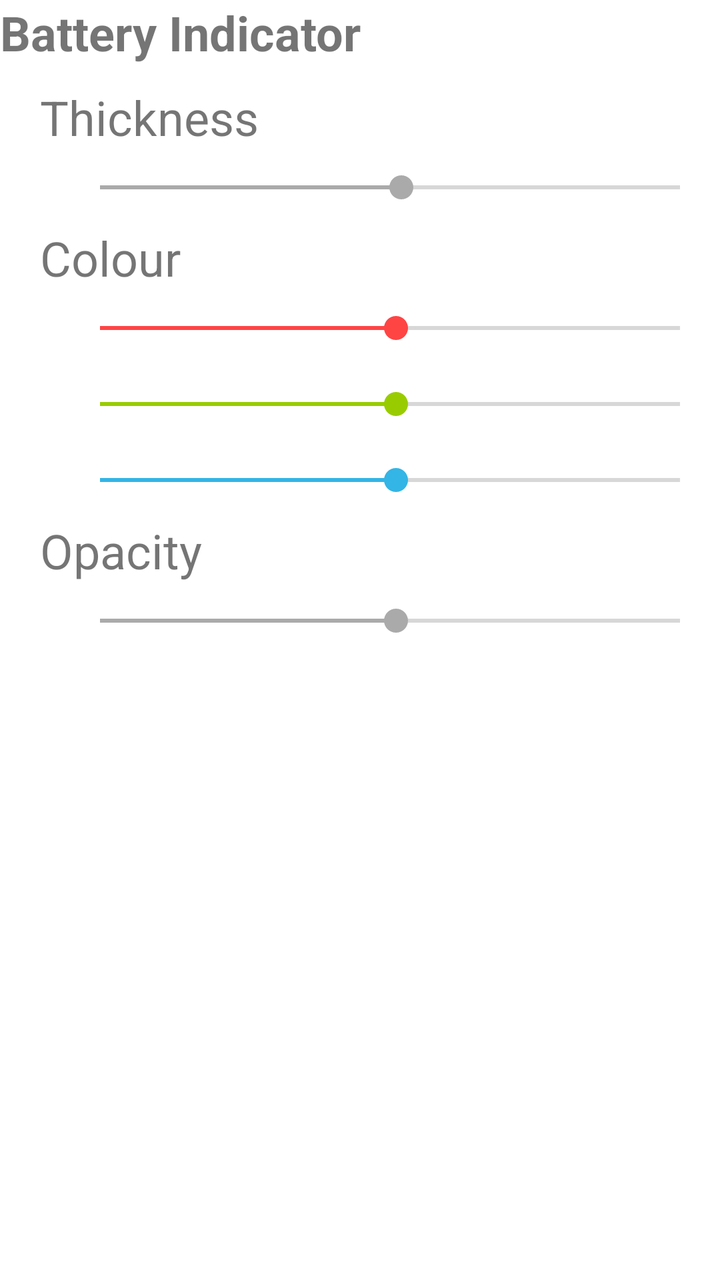
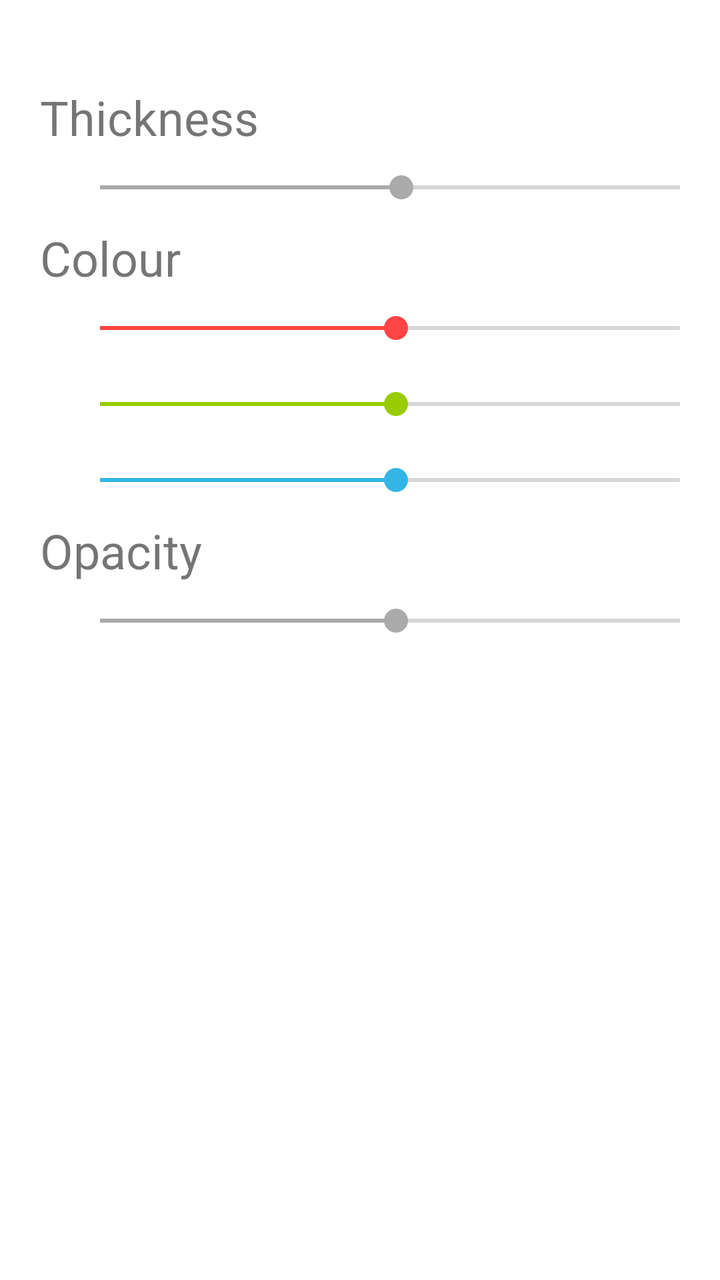

Two renders of the same Android screen: before a commit and after it. Below are the layout's source before the change and the commit's diff.
<!-- AndroidManifest.xml: application theme Theme.BatteryClock -->
<!-- res/layout/clock_element_configurator_view.xml -->
<?xml version="1.0" encoding="utf-8"?>
<LinearLayout xmlns:android="http://schemas.android.com/apk/res/android"
    android:layout_width="match_parent"
    android:layout_height="match_parent"
    android:orientation="vertical">

    <TextView
        android:id="@+id/textElementTitle"
        android:layout_width="match_parent"
        android:layout_height="wrap_content"
        android:paddingBottom="10dp"
        android:text="Battery Indicator"
        android:textSize="24sp"
        android:textStyle="bold" />

    <TextView
        android:id="@+id/textThickness"
        android:layout_width="match_parent"
        android:layout_height="wrap_content"
        android:paddingStart="20dp"
        android:paddingEnd="20dp"
        android:text="@string/thickness"
        android:textSize="24sp" />

    <SeekBar
        android:id="@+id/seekThickness"
        android:layout_width="match_parent"
        android:layout_height="wrap_content"
        android:max="25"
        android:paddingStart="50dp"
        android:paddingEnd="20dp"
        android:paddingTop="10dp"
        android:paddingBottom="10dp"
        android:progress="13"
        android:theme="@style/greySliderColour" />

    <TextView
        android:layout_width="match_parent"
        android:layout_height="wrap_content"
        android:paddingStart="20dp"
        android:paddingEnd="20dp"
        android:text="@string/colour"
        android:textSize="24sp" />

    <SeekBar
        android:id="@+id/seekRed"
        android:layout_width="match_parent"
        android:layout_height="wrap_content"
        android:max="51"
        android:paddingStart="50dp"
        android:paddingEnd="20dp"
        android:paddingTop="10dp"
        android:paddingBottom="10dp"
        android:progress="26"
        android:theme="@style/redSliderColour" />

    <SeekBar
        android:id="@+id/seekGreen"
        android:layout_width="match_parent"
        android:layout_height="wrap_content"
        android:max="51"
        android:paddingStart="50dp"
        android:paddingEnd="20dp"
        android:paddingTop="10dp"
        android:paddingBottom="10dp"
        android:progress="26"
        android:theme="@style/greenSliderColour" />

    <SeekBar
        android:id="@+id/seekBlue"
        android:layout_width="match_parent"
        android:layout_height="wrap_content"
        android:max="51"
        android:paddingStart="50dp"
        android:paddingEnd="20dp"
        android:paddingTop="10dp"
        android:paddingBottom="10dp"
        android:progress="26"
        android:theme="@style/blueSliderColour" />

    <TextView
        android:layout_width="match_parent"
        android:layout_height="wrap_content"
        android:paddingStart="20dp"
        android:paddingEnd="20dp"
        android:text="@string/opacity"
        android:textSize="24sp" />

    <SeekBar
        android:id="@+id/colourOpacity"
        android:layout_width="match_parent"
        android:layout_height="wrap_content"
        android:max="51"
        android:paddingStart="50dp"
        android:paddingEnd="20dp"
        android:paddingTop="10dp"
        android:paddingBottom="10dp"
        android:progress="26"
        android:theme="@style/greySliderColour" />

</LinearLayout>
<!-- resources referenced by this layout -->
<resources>
  <string name="colour">Colour</string>
  <string name="opacity">Opacity</string>
  <string name="thickness">Thickness</string>
  <style name="blueSliderColour">
          <item name="colorAccent">@android:color/holo_blue_light</item>
          <item name="android:progressTint">@android:color/holo_blue_light</item>
      </style>
  <style name="greenSliderColour">
          <item name="colorAccent">@android:color/holo_green_light</item>
          <item name="android:progressTint">@android:color/holo_green_light</item>
      </style>
  <style name="greySliderColour">
          <item name="colorAccent">@android:color/darker_gray</item>
      </style>
  <style name="redSliderColour">
          <item name="colorAccent">@android:color/holo_red_light</item>
          <item name="android:progressTint">@android:color/holo_red_light</item>
      </style>
  <style name="Theme.BatteryClock" parent="Theme.MaterialComponents.DayNight.DarkActionBar">
          
          <item name="colorPrimary">@color/purple_500</item>
          <item name="colorPrimaryVariant">@color/purple_700</item>
          <item name="colorOnPrimary">@color/white</item>
          
          <item name="colorSecondary">@color/teal_200</item>
          <item name="colorSecondaryVariant">@color/teal_700</item>
          <item name="colorOnSecondary">@color/black</item>
          
          <item name="android:statusBarColor">?attr/colorPrimaryVariant</item>
          
      </style>
  <color name="purple_500">#FF6200EE</color>
  <color name="purple_700">#FF3700B3</color>
  <color name="white">#FFFFFFFF</color>
  <color name="teal_200">#FF03DAC5</color>
  <color name="teal_700">#FF018786</color>
  <color name="black">#FF000000</color>
</resources>

<!-- the commit's change to res/layout/clock_element_configurator_view.xml (unified diff, before → after) -->
@@ -9,7 +9,6 @@
         android:layout_width="match_parent"
         android:layout_height="wrap_content"
         android:paddingBottom="10dp"
-        android:text="Battery Indicator"
         android:textSize="24sp"
         android:textStyle="bold" />
 
